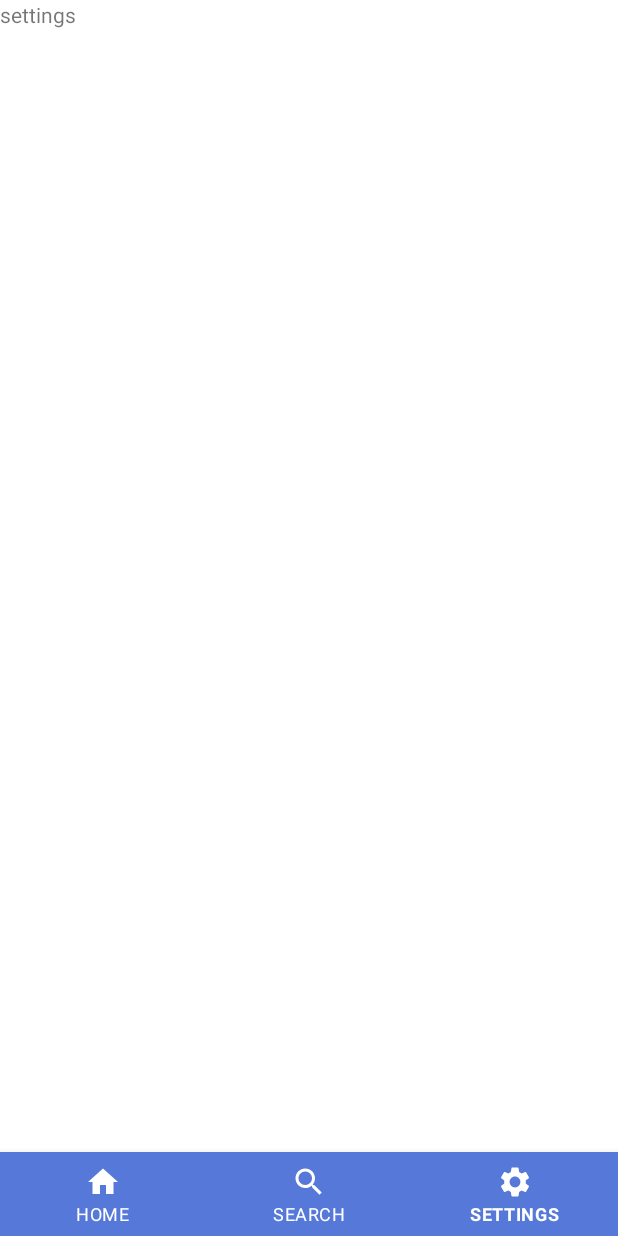
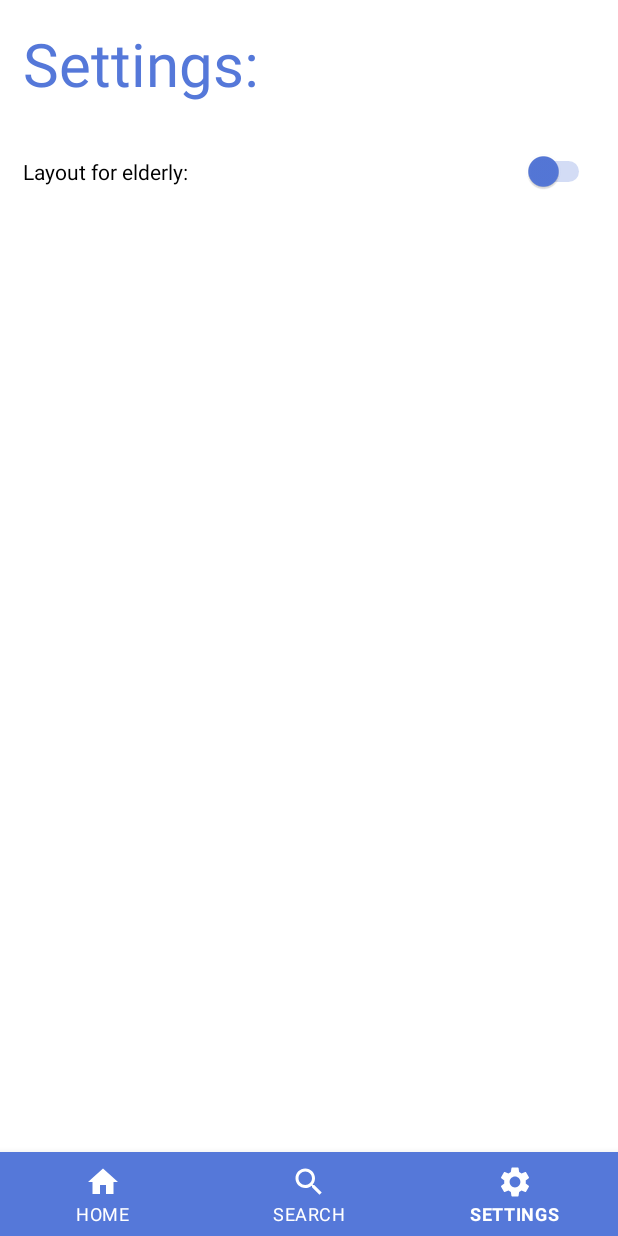
Before and after one commit to holmat98/weatherApp, an Android app: the screen it shows after launch (MainActivity), item 3 of the bottom bar chosen, on a phone screen of 412 x 824 dp. Run offline under Robolectric (Android 15) with nearby library versions, the phone set to English and light mode, and no system bars; our stand-ins replace Room's generated code; pictures from the network do not load; 1 statement that could not run was skipped.

Commit message:
settings fragment

```diff
--- a/app/src/main/java/com/example/weatherapp/Model/WeatherDatabase.kt
+++ b/app/src/main/java/com/example/weatherapp/Model/WeatherDatabase.kt
@@ -4,12 +4,10 @@ import android.content.Context
 import androidx.room.Database
 import androidx.room.Room
 import androidx.room.RoomDatabase
-import com.example.weatherapp.Model.Entities.FavoriteCity
-import com.example.weatherapp.Model.Entities.FavoriteCityDao
-import com.example.weatherapp.Model.Entities.SearchedCity
-import com.example.weatherapp.Model.Entities.SearchedCityDao
+import androidx.sqlite.db.SupportSQLiteDatabase
+import com.example.weatherapp.Model.Entities.*
 
-@Database(entities = [FavoriteCity::class, SearchedCity::class], version = 2, exportSchema = false)
+@Database(entities = [FavoriteCity::class, SearchedCity::class], version = 4, exportSchema = false)
 abstract class WeatherDatabase: RoomDatabase(){
     abstract fun searchedCityDao(): SearchedCityDao
     abstract fun favoriteCityDao(): FavoriteCityDao
--- a/app/src/main/java/com/example/weatherapp/View/SettingsFragment.kt
+++ b/app/src/main/java/com/example/weatherapp/View/SettingsFragment.kt
@@ -5,6 +5,11 @@ import androidx.fragment.app.Fragment
 import android.view.LayoutInflater
 import android.view.View
 import android.view.ViewGroup
+import android.widget.CompoundButton
+import android.widget.Switch
+import android.widget.Toast
+import androidx.lifecycle.ViewModelProvider
+import com.example.weatherapp.Model.HelperClass
 import com.example.weatherapp.R
 
 // TODO: Rename parameter arguments, choose names that match
@@ -17,7 +22,7 @@ private const val ARG_PARAM2 = "param2"
  * Use the [SettingsFragment.newInstance] factory method to
  * create an instance of this fragment.
  */
-class SettingsFragment : Fragment() {
+class SettingsFragment : Fragment(), CompoundButton.OnCheckedChangeListener {
     // TODO: Rename and change types of parameters
     private var param1: String? = null
     private var param2: String? = null
@@ -35,7 +40,19 @@ class SettingsFragment : Fragment() {
         savedInstanceState: Bundle?
     ): View? {
         // Inflate the layout for this fragment
+
         return inflater.inflate(R.layout.fragment_settings, container, false)
+    }
+
+    override fun onViewCreated(view: View, savedInstanceState: Bundle?) {
+        super.onViewCreated(view, savedInstanceState)
+
+        val switchButton = view.findViewById<Switch>(R.id.switchToElderlyMode)
+
+        switchButton.isChecked = HelperClass.layoutForElderly
+        //switchButton.toggle()
+
+        switchButton.setOnCheckedChangeListener(this)
     }
 
     companion object {
@@ -57,4 +74,9 @@ class SettingsFragment : Fragment() {
                 }
             }
     }
+
+    override fun onCheckedChanged(buttonView: CompoundButton?, isChecked: Boolean) {
+        HelperClass.layoutForElderly = isChecked
+        Toast.makeText(context, if (isChecked) "Changed to elderly mode" else "Changed to normal mode", Toast.LENGTH_SHORT).show()
+    }
 }
--- a/app/src/main/res/layout/fragment_settings.xml
+++ b/app/src/main/res/layout/fragment_settings.xml
@@ -1,14 +1,52 @@
 <?xml version="1.0" encoding="utf-8"?>
-<FrameLayout xmlns:android="http://schemas.android.com/apk/res/android"
+<androidx.constraintlayout.widget.ConstraintLayout xmlns:android="http://schemas.android.com/apk/res/android"
     xmlns:tools="http://schemas.android.com/tools"
     android:layout_width="match_parent"
     android:layout_height="match_parent"
+    xmlns:app="http://schemas.android.com/apk/res-auto"
     tools:context=".View.SettingsFragment">
 
-    <!-- TODO: Update blank fragment layout -->
     <TextView
+        android:id="@+id/settingsTV"
+        android:layout_width="wrap_content"
+        android:layout_height="wrap_content"
+        app:layout_constraintTop_toTopOf="parent"
+        app:layout_constraintLeft_toLeftOf="parent"
+        android:text="Settings:"
+        android:textSize="40dp"
+        android:layout_margin="15dp"
+        android:textColor="@color/primaryColor"
+        />
+
+    <LinearLayout
         android:layout_width="match_parent"
-        android:layout_height="match_parent"
-        android:text="settings" />
+        android:layout_height="wrap_content"
+        android:orientation="horizontal"
+        android:layout_marginTop="30dp"
+        android:layout_marginLeft="15dp"
+        android:layout_marginRight="15dp"
+        app:layout_constraintTop_toBottomOf="@+id/settingsTV"
+        >
 
-</FrameLayout>
+        <TextView
+            android:layout_width="0dp"
+            android:layout_height="30dp"
+            android:layout_weight="1"
+            android:text="@string/layout_for_elderly"
+            android:layout_gravity="center_vertical"
+            android:gravity="center_vertical"
+            android:textColor="@color/black"
+            />
+
+        <Switch
+            android:id="@+id/switchToElderlyMode"
+            android:layout_width="50dp"
+            android:layout_height="30dp"
+            android:thumbTint="@color/primaryColor"
+            android:trackTint="@color/primaryColor"
+            android:checked="true"
+            />
+
+    </LinearLayout>
+
+</androidx.constraintlayout.widget.ConstraintLayout>
--- a/app/src/main/res/values/strings.xml
+++ b/app/src/main/res/values/strings.xml
@@ -1,5 +1,4 @@
 <resources>
     <string name="app_name">Weather App</string>
-    <!-- TODO: Remove or change this placeholder text -->
-    <string name="hello_blank_fragment">Hello blank fragment</string>
+    <string name="layout_for_elderly">Layout for elderly:</string>
 </resources>
```
Also changed, not shown: app/src/main/res/drawable/clear.jpg.
